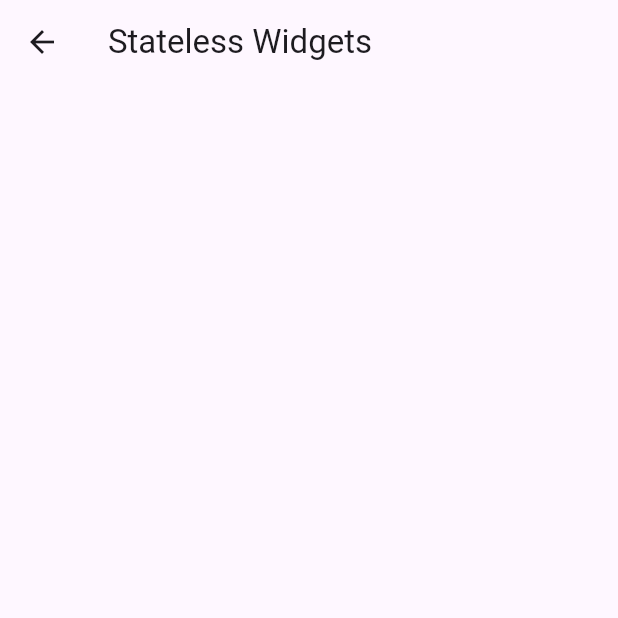
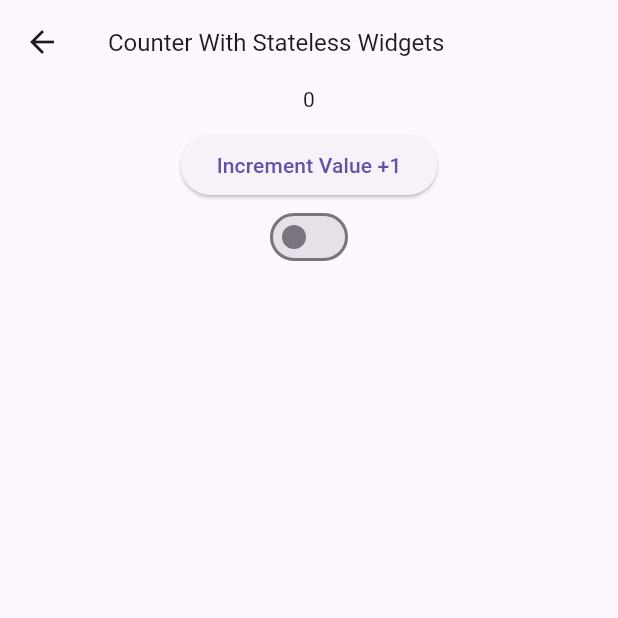
Before and after one commit to Avinash174/Riverpod-Try, a Flutter app: the CounterWithStateless screen opened directly, on a phone screen of 412 x 824 dp, the top half of it. Run offline on Flutter 3.47's test engine with Material 3 defaults, Android fonts, the light colour scheme and no system bars; our stand-ins replace flutter_riverpod.

Commit message:
new changes

```diff
--- a/lib/counter_app.dart
+++ /dev/null
@@ -1 +0,0 @@
-// counter app & state provider
--- /dev/null
+++ b/lib/counter_stateless.dart
@@ -0,0 +1,98 @@
+// state provider  - we can change here
+// stateless with widget switch button and counter app
+
+import 'package:flutter/material.dart';
+import 'package:flutter_riverpod/flutter_riverpod.dart';
+
+final hello = Provider<String>((ref) {
+  return "Avinash";
+});
+
+final conter = StateProvider<int>((ref) {
+  return 0;
+});
+
+final checkProvider = StateProvider((ref) {
+  return false;
+});
+
+class CounterWithStateless extends ConsumerWidget {
+  const CounterWithStateless({super.key});
+
+  @override
+  Widget build(BuildContext context, WidgetRef ref) {
+    print('build1] from top');
+
+    return Scaffold(
+      appBar: AppBar(
+        title: const Text(
+          'Counter With Stateless Widgets',
+          style: TextStyle(
+            fontSize: 16,
+          ),
+        ),
+      ),
+      body: Column(
+        children: [
+          Consumer(builder: (context, ref, child) {
+            final counterIncr = ref.watch(conter);
+            print('build only this');
+            return Center(
+              child: Column(
+                mainAxisAlignment: MainAxisAlignment.center,
+                children: [
+                  Text(
+                    counterIncr.toString(),
+                  ),
+                  const SizedBox(
+                    height: 10,
+                  ),
+                  ElevatedButton(
+                      onPressed: () {
+                        ref.read(conter.notifier).state++;
+                      },
+                      child: const Text('Increment Value +1'))
+                ],
+              ),
+            );
+          }),
+          Consumer(builder: (context, ref, child) {
+            final swichbtn = ref.watch(checkProvider);
+            print('build only switchbtn');
+
+            return Switch(
+              value: swichbtn,
+              onChanged: (value) {
+                ref.read(checkProvider.notifier).state = value;
+              },
+            );
+          }),
+        ],
+      ),
+    );
+  }
+}
+
+// class StateProviderExample extends ConsumerStatefulWidget {
+//   const StateProviderExample({super.key});
+
+//   @override
+//   ConsumerState<StateProviderExample> createState() =>
+//       _StateProviderExampleState();
+// }
+
+// class _StateProviderExampleState extends ConsumerState<StateProviderExample> {
+//   @override
+//   Widget build(BuildContext context) {
+//     return Scaffold(
+//       appBar: AppBar(
+//         title: Text('Stateful Widget'),
+//       ),
+//       body: Center(
+//         child: Column(
+//           children: [],
+//         ),
+//       ),
+//     );
+//   }
+// }
--- /dev/null
+++ b/lib/counter_statful.dart
@@ -0,0 +1 @@
+// counter app & state provider,switchbtn
--- a/lib/homescreen.dart
+++ b/lib/homescreen.dart
@@ -1,6 +1,6 @@
 import 'package:flutter/material.dart';
 import 'package:flutter_riverpod/flutter_riverpod.dart';
-import 'package:riverpod_try/stateless.dart';
+import 'package:riverpod_try/counter_stateless.dart';
 
 // we can't change his state
 
--- a/lib/stateless.dart
+++ /dev/null
@@ -1,50 +0,0 @@
-// state provider  - we can change here
-// stateless with widget
-
-import 'package:flutter/material.dart';
-import 'package:flutter_riverpod/flutter_riverpod.dart';
-
-final hello = Provider<String>((ref) {
-  return "Avinash";
-});
-
-final conter = StateProvider<int>((ref) {
-  return 0;
-});
-
-class CounterWithStateless extends ConsumerWidget {
-  const CounterWithStateless({super.key});
-
-  @override
-  Widget build(BuildContext context, WidgetRef ref) {
-    return Scaffold(
-      appBar: AppBar(
-        title: Text('Stateless Widgets'),
-      ),
-    );
-  }
-}
-
-// class StateProviderExample extends ConsumerStatefulWidget {
-//   const StateProviderExample({super.key});
-
-//   @override
-//   ConsumerState<StateProviderExample> createState() =>
-//       _StateProviderExampleState();
-// }
-
-// class _StateProviderExampleState extends ConsumerState<StateProviderExample> {
-//   @override
-//   Widget build(BuildContext context) {
-//     return Scaffold(
-//       appBar: AppBar(
-//         title: Text('Stateful Widget'),
-//       ),
-//       body: Center(
-//         child: Column(
-//           children: [],
-//         ),
-//       ),
-//     );
-//   }
-// }
```
